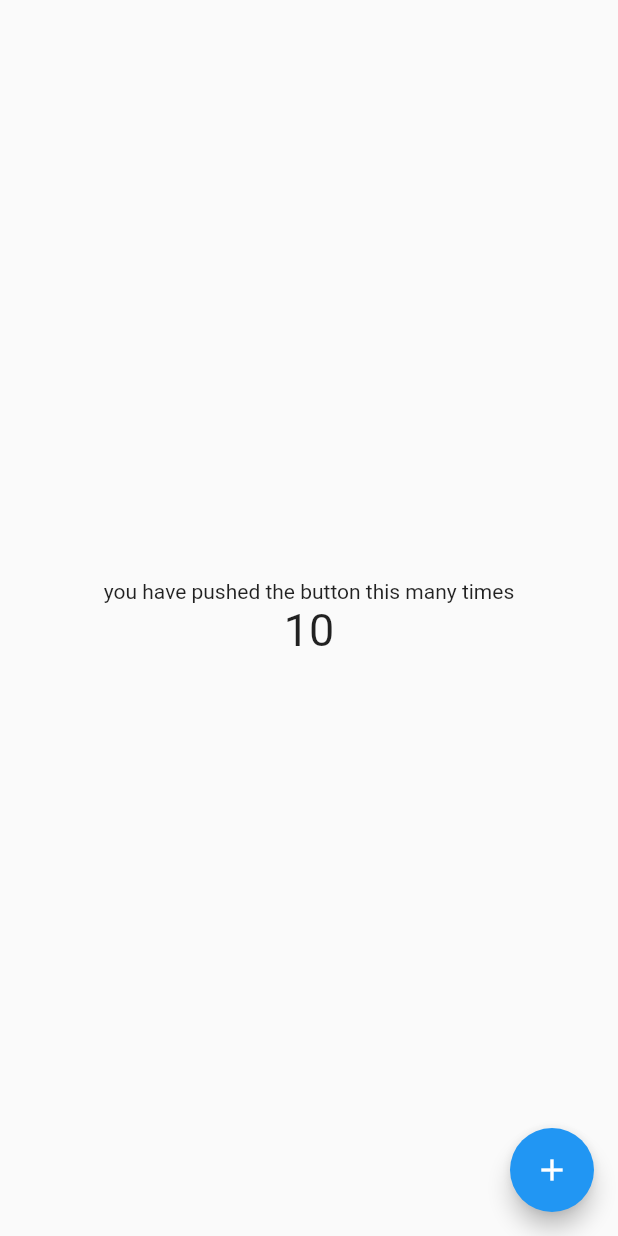
After one commit to HiskelKelemework/AMP_LAB, a Flutter app: the CounterScreen screen opened directly, on a phone screen of 412 x 824 dp. The commit adds this screen. Run offline on Flutter 3.47's test engine with Material 2 defaults, Android fonts, the phone set to English and light mode, and no system bars.

Commit message:
provider example

```diff
--- /dev/null
+++ b/lib/providers/auth_provider.dart
@@ -0,0 +1,15 @@
+import 'package:flutter/material.dart';
+
+class AuthProvider extends ChangeNotifier {
+  bool isLoggedIn = false;
+
+  void login() {
+    isLoggedIn = true;
+    notifyListeners();
+  }
+
+  void logout() {
+    isLoggedIn = false;
+    notifyListeners();
+  }
+}
--- /dev/null
+++ b/lib/providers/counter_provider.dart
@@ -0,0 +1,11 @@
+import 'package:flutter/material.dart';
+
+class CounterProvider extends ChangeNotifier {
+  int _counter = 10;
+  int get counter => _counter;
+
+  void increment() {
+    _counter++;
+    notifyListeners();
+  }
+}
--- /dev/null
+++ b/lib/screens/counter_screen.dart
@@ -0,0 +1,45 @@
+import 'package:flutter/material.dart';
+import 'package:myapp/providers/counter_provider.dart';
+import 'package:provider/provider.dart';
+
+class CounterScreen extends StatelessWidget {
+  static const String routeName = '/counter';
+
+  @override
+  Widget build(BuildContext context) {
+    return ChangeNotifierProvider(
+      create: (BuildContext context) => CounterProvider(),
+      child: Scaffold(
+        body: Center(
+          child: Column(
+            mainAxisAlignment: MainAxisAlignment.center,
+            children: [
+              Text("you have pushed the button this many times"),
+              Consumer<CounterProvider>(builder: (
+                BuildContext context,
+                CounterProvider counterProvider,
+                _,
+              ) {
+                return Text(
+                  counterProvider.counter.toString(),
+                  style: TextStyle(fontSize: 30.0),
+                );
+              })
+            ],
+          ),
+        ),
+        floatingActionButton: LayoutBuilder(
+          builder: (BuildContext context, _) {
+            final counterProvider =
+                Provider.of<CounterProvider>(context, listen: false);
+
+            return FloatingActionButton(
+              onPressed: counterProvider.increment,
+              child: Icon(Icons.add),
+            );
+          },
+        ),
+      ),
+    );
+  }
+}
--- a/lib/screens/login_screen.dart
+++ b/lib/screens/login_screen.dart
@@ -1,4 +1,6 @@
 import 'package:flutter/material.dart';
+import 'package:myapp/providers/auth_provider.dart';
+import 'package:provider/provider.dart';
 
 class LoginScreen extends StatelessWidget {
   static const String routeName = "/login";
@@ -11,6 +13,8 @@ class LoginScreen extends StatelessWidget {
 
   @override
   Widget build(BuildContext context) {
+    final authProvider = Provider.of<AuthProvider>(context, listen: false);
+
     final inputBorder = OutlineInputBorder(
       borderRadius: BorderRadius.circular(100.0),
     );
@@ -66,7 +70,7 @@ class LoginScreen extends StatelessWidget {
                     final email = emailController.text;
                     final password = passwordController.text;
                     print("email is $email and password is $password");
-
+                    authProvider.login();
                     // login here.
                   },
                   child: Container(
--- a/pubspec.yaml
+++ b/pubspec.yaml
@@ -28,6 +28,7 @@ dependencies:
   # The following adds the Cupertino Icons font to your application.
   # Use with the CupertinoIcons class for iOS style icons.
   cupertino_icons: ^1.0.2
+  provider: ^5.0.0
 
 dev_dependencies:
   flutter_test:
```
Also changed, not shown: lib/main.dart (+20 -10 lines), lib/screens/lake_view_screen.dart (+11 -0 lines), pubspec.lock.
